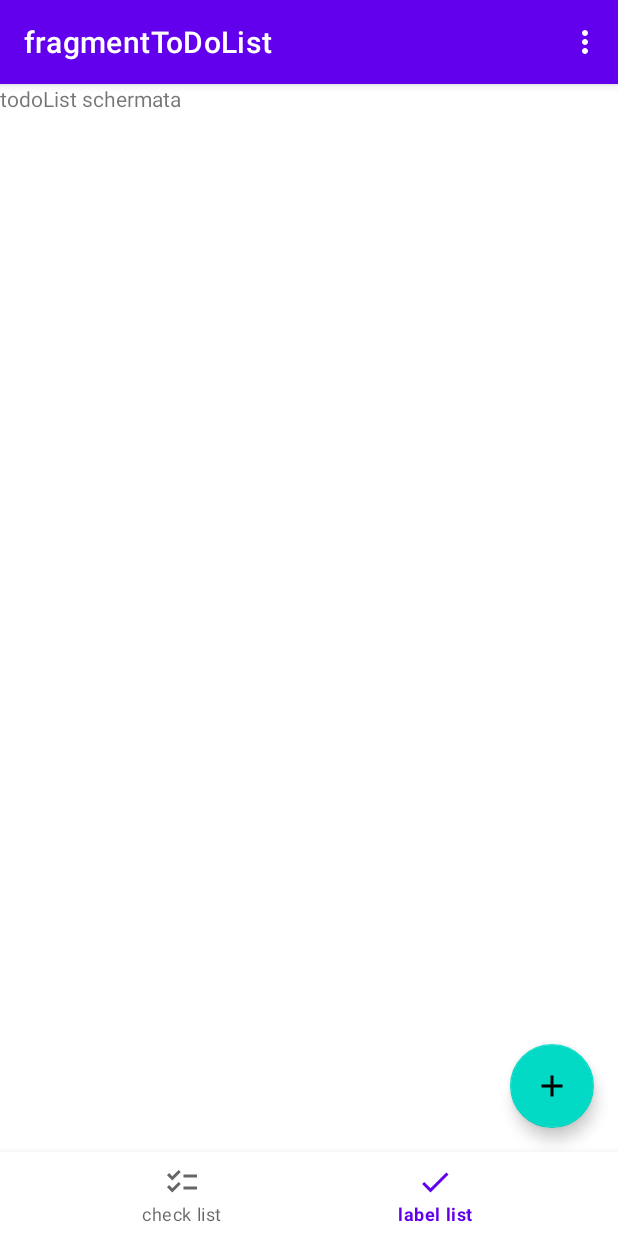
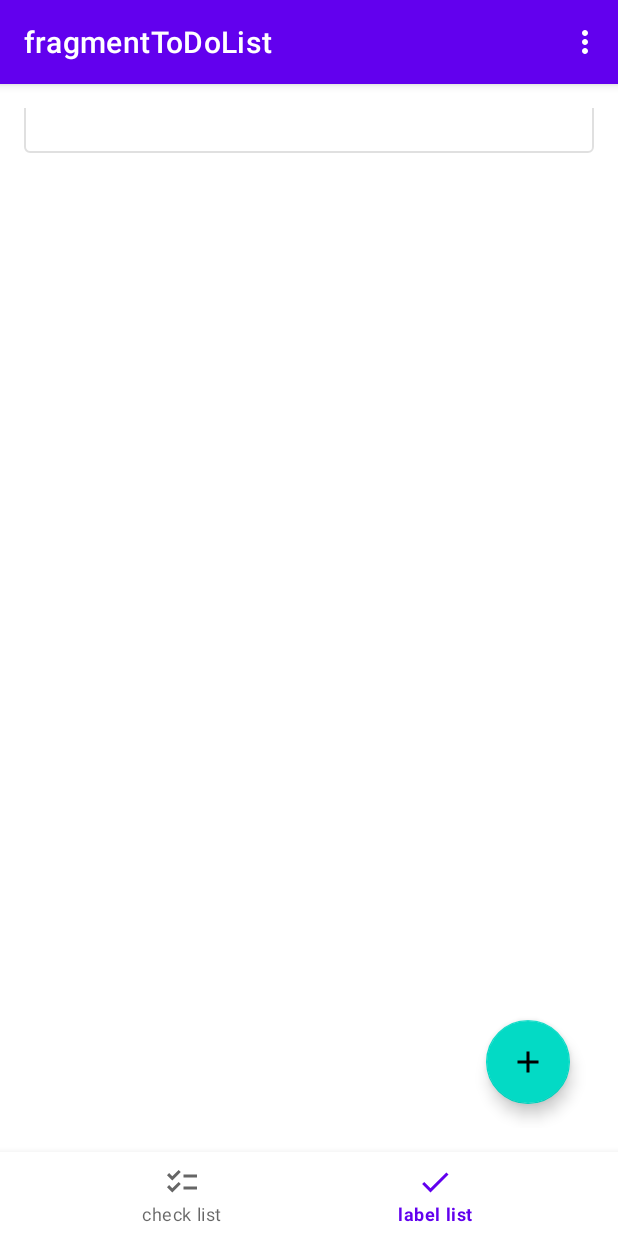
Before and after one commit to Lucos18/List2Do, an Android app: the screen it shows after launch (MainActivity), item 2 of the bottom bar chosen, on a phone screen of 412 x 824 dp. Run offline under Robolectric (Android 15) with nearby library versions, the phone set to English and light mode, and no system bars; our stand-ins replace navigation-ui.

```diff
--- a/app/src/main/java/com/example/list2do/MainActivity.kt
+++ b/app/src/main/java/com/example/list2do/MainActivity.kt
@@ -4,11 +4,16 @@ import androidx.appcompat.app.AppCompatActivity
 import android.os.Bundle
 import android.view.Menu
 import android.view.MenuItem
+import androidx.fragment.app.Fragment
 import androidx.navigation.findNavController
+import androidx.navigation.fragment.NavHostFragment
 import androidx.navigation.ui.AppBarConfiguration
 import androidx.navigation.ui.navigateUp
 import androidx.navigation.ui.setupActionBarWithNavController
 import com.example.list2do.databinding.ActivityMainBinding
+import com.example.list2do.ui.labelsfragments.FragmentLabelDetail
+import com.example.list2do.ui.toDoFragments.FragmentToDoDetail
+import com.example.list2do.ui.toDoFragments.FragmentToDoList
 
 class MainActivity : AppCompatActivity() {
 
@@ -24,11 +29,18 @@ class MainActivity : AppCompatActivity() {
 
         setSupportActionBar(binding.toolbar)
 
-
-
-        val navController = findNavController(R.id.nav_host_fragment_content_main)
+        val navHostFragment = supportFragmentManager.findFragmentById(R.id.nav_host_fragment_content_main) as NavHostFragment
+        val navController = navHostFragment.navController
         bottomBarNav = AppBarConfiguration(navController.graph)
         setupActionBarWithNavController(navController, bottomBarNav)
+        replaceFragment(FragmentToDoList())
+        binding.bottomNavigationView.setOnNavigationItemSelectedListener {
+            when (it.itemId){
+                R.id.labelListItem -> replaceFragment(FragmentLabelDetail())
+                R.id.checkListItem -> replaceFragment(FragmentToDoList())
+            }
+            true
+        }
     }
 
     override fun onCreateOptionsMenu(menu: Menu): Boolean {
@@ -52,4 +64,10 @@ class MainActivity : AppCompatActivity() {
         return navController.navigateUp(appBarConfiguration)
                 || super.onSupportNavigateUp()
     }
+    private fun replaceFragment(fragment: Fragment){
+        val fragmentManager = supportFragmentManager
+        val fragmentTransaction = fragmentManager.beginTransaction()
+        fragmentTransaction.replace(R.id.nav_host_fragment_content_main, fragment)
+        fragmentTransaction.commit()
+    }
 }
--- a/app/src/main/java/com/example/list2do/ui/FragmentToDoDetail.kt
+++ b/app/src/main/java/com/example/list2do/ui/toDoFragments/FragmentToDoDetail.kt
@@ -1,4 +1,4 @@
-package com.example.list2do.ui
+package com.example.list2do.ui.toDoFragments
 
 import android.os.Bundle
 import androidx.fragment.app.Fragment
--- a/app/src/main/java/com/example/list2do/ui/FragmentToDoList.kt
+++ b/app/src/main/java/com/example/list2do/ui/toDoFragments/FragmentToDoList.kt
@@ -1,4 +1,4 @@
-package com.example.list2do.ui
+package com.example.list2do.ui.toDoFragments
 
 import android.os.Bundle
 import android.view.LayoutInflater
--- a/app/src/main/res/layout/activity_main.xml
+++ b/app/src/main/res/layout/activity_main.xml
@@ -25,7 +25,7 @@
         android:layout_height="match_parent"
         app:layout_behavior="@string/appbar_scrolling_view_behavior">
 
-        <fragment
+        <androidx.fragment.app.FragmentContainerView
             android:id="@+id/nav_host_fragment_content_main"
             android:name="androidx.navigation.fragment.NavHostFragment"
             android:layout_width="0dp"
--- a/app/src/main/res/layout/fragment_label_detail.xml
+++ b/app/src/main/res/layout/fragment_label_detail.xml
@@ -45,13 +45,13 @@
         app:layout_constraintTop_toBottomOf="@id/shape" />
 
     <com.google.android.material.floatingactionbutton.FloatingActionButton
-        android:id="@+id/edit_item"
+        android:id="@+id/edit_forageable_fab"
         android:layout_width="wrap_content"
         android:layout_height="wrap_content"
-        android:layout_marginEnd="@dimen/margin_between_elements"
-        android:layout_marginBottom="@dimen/margin_between_elements"
+        android:layout_gravity="bottom|end"
+        android:layout_margin="@dimen/fab_margin"
+        android:src="@drawable/drawable_add"
         app:layout_constraintBottom_toBottomOf="parent"
-        app:layout_constraintEnd_toEndOf="parent"
-        app:tint="@android:color/white" />
+        app:layout_constraintEnd_toEndOf="parent" />
 
 </androidx.constraintlayout.widget.ConstraintLayout>
--- a/app/src/main/res/navigation/nav_graph.xml
+++ b/app/src/main/res/navigation/nav_graph.xml
@@ -7,7 +7,7 @@
 
     <fragment
         android:id="@+id/fragmentToDoList"
-        android:name="com.example.list2do.ui.FragmentToDoList"
+        android:name="com.example.list2do.ui.toDoFragments.FragmentToDoList"
         android:label="fragmentToDoList"
         tools:layout="@layout/fragment_to_do_list">
         <action
```
